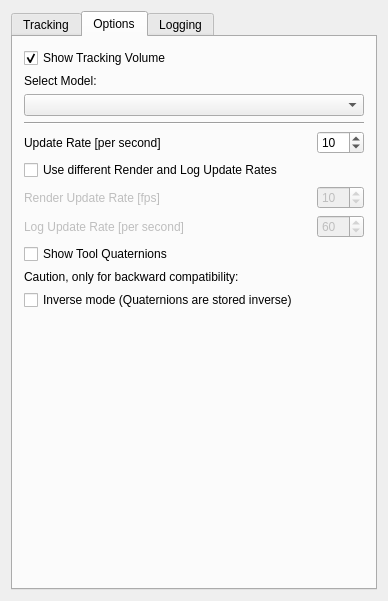
The window that Plugins/org.mitk.gui.qt.igttracking/src/internal/QmitkMITKIGTTrackingToolboxViewControls.ui (MITK/MITK) describes before a commit, drawn with Qt 5.
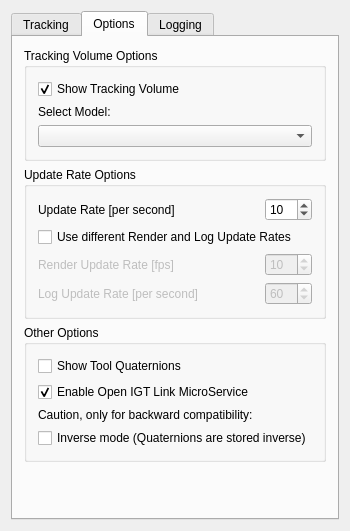
The same window after the commit. The open tabs and pages were chosen to show the change. Custom widgets are drawn as their Qt base class.

Commit message: implemented Open IGT Link server for Tracking Toolbox

Patch:
```diff
--- a/Plugins/org.mitk.gui.qt.igttracking/src/internal/QmitkMITKIGTTrackingToolboxViewControls.ui
+++ b/Plugins/org.mitk.gui.qt.igttracking/src/internal/QmitkMITKIGTTrackingToolboxViewControls.ui
@@ -6,8 +6,8 @@
    <rect>
     <x>0</x>
     <y>0</y>
-    <width>388</width>
-    <height>601</height>
+    <width>312</width>
+    <height>516</height>
    </rect>
   </property>
   <property name="minimumSize">
@@ -335,6 +335,12 @@
       <attribute name="title">
        <string>Options</string>
       </attribute>
+      <layout class="QVBoxLayout" name="verticalLayout_14">
+       <item>
+        <widget class="QGroupBox" name="groupBox">
+         <property name="title">
+          <string>Tracking Volume Options</string>
+         </property>
       <layout class="QVBoxLayout" name="verticalLayout_7">
        <item>
         <widget class="QCheckBox" name="m_ShowTrackingVolume">
@@ -359,13 +365,15 @@
        <item>
         <widget class="QComboBox" name="m_VolumeSelectionBox"/>
        </item>
-       <item>
-        <widget class="Line" name="line">
-         <property name="orientation">
-          <enum>Qt::Horizontal</enum>
-         </property>
+         </layout>
         </widget>
        </item>
+       <item>
+        <widget class="QGroupBox" name="groupBox_2">
+         <property name="title">
+          <string>Update Rate Options</string>
+         </property>
+         <layout class="QVBoxLayout" name="verticalLayout_13">
        <item>
         <layout class="QHBoxLayout" name="horizontalLayout_6">
          <item>
@@ -496,20 +504,14 @@
          </item>
         </layout>
        </item>
-       <item>
-        <spacer name="verticalSpacer_4">
-         <property name="orientation">
-          <enum>Qt::Vertical</enum>
-         </property>
-         <property name="sizeHint" stdset="0">
-          <size>
-           <width>20</width>
-           <height>100</height>
-          </size>
-         </property>
-        </spacer>
+         </layout>
+        </widget>
        </item>
        <item>
+        <widget class="QGroupBox" name="groupBox_5">
+         <property name="title">
+          <string>Other Options</string>
+         </property>
         <layout class="QVBoxLayout" name="verticalLayout_12">
          <item>
           <widget class="QCheckBox" name="m_ShowToolQuaternions">
@@ -518,6 +520,16 @@
            </property>
           </widget>
          </item>
+          <item>
+           <widget class="QCheckBox" name="m_EnableOpenIGTLinkMicroService">
+            <property name="text">
+             <string>Enable Open IGT Link MicroService</string>
+            </property>
+            <property name="checked">
+             <bool>true</bool>
+            </property>
+           </widget>
+          </item>
          <item>
           <widget class="QLabel" name="label_6">
            <property name="text">
@@ -533,6 +545,7 @@
           </widget>
          </item>
         </layout>
+        </widget>
        </item>
        <item>
         <spacer name="verticalSpacer_3">
```
Left out of the diff: 2 changed lines with no effect on the pictures. Lines whose indentation alone changed are shown as unchanged. The commit also changes 2 other files.
